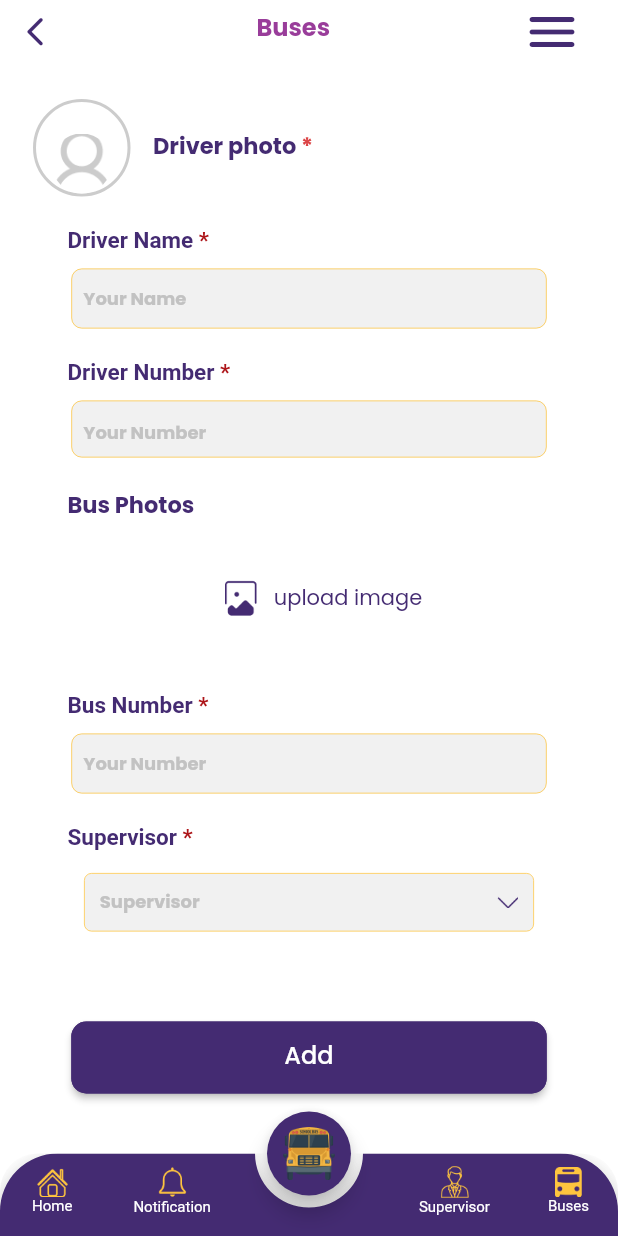
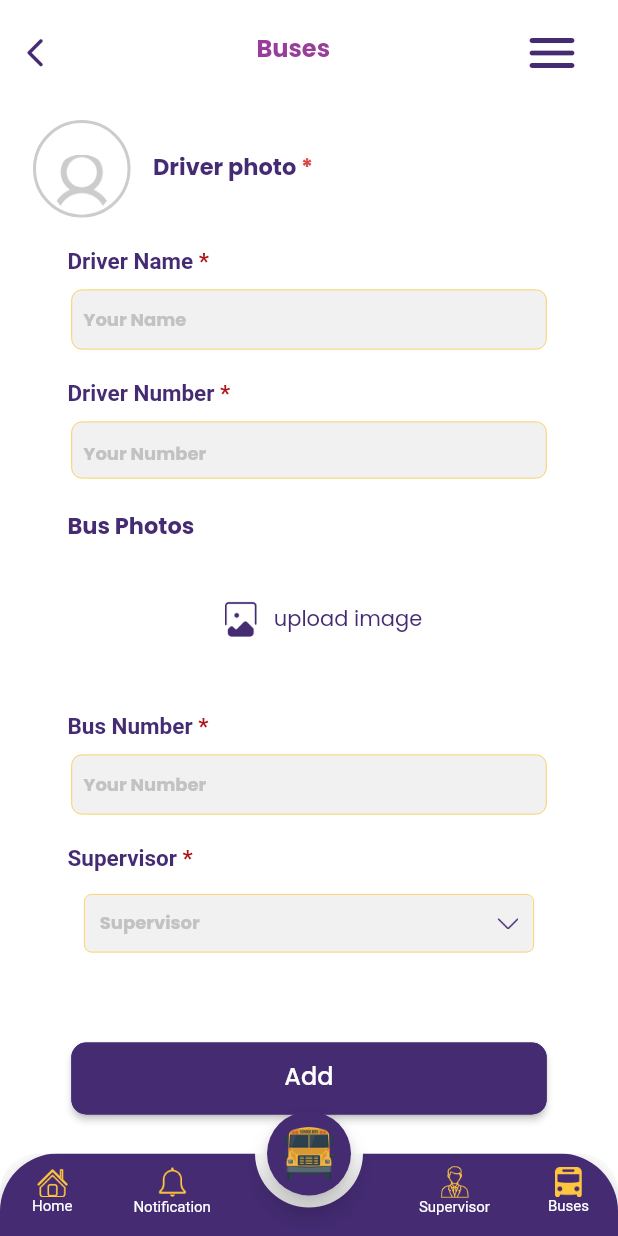
Before and after one commit to mohamedsalah918101/School-Bus, a Flutter app: the AddBus screen opened directly, on a phone screen of 412 x 824 dp. Run offline on Flutter 3.47's test engine with Material 2 defaults, Android fonts, the phone set to English and light mode, and no system bars; our stand-ins replace cloud_firestore, dotted_line, firebase_auth, firebase_core, firebase_dynamic_links, firebase_messaging and 14 more; missing offline and left inert: fdottedline_nullsafety, flutter_gif, flutter_phone_direct_caller, fluttercontactpicker, google_maps_place_picker_mb, google_places_autocomplete_text_field and 1 more; accounts and stored records are empty.

Commit message:
version 26/5

```diff
--- a/lib/screens/addBus.dart
+++ b/lib/screens/addBus.dart
@@ -244,18 +244,13 @@ class _AddBusState extends State<AddBus> {
           backgroundColor: const Color(0xFFFFFFFF),
           endDrawer: HomeDrawer(),
           body: LayoutBuilder(builder: (context, constrains) {
-            return SingleChildScrollView(
-              reverse: true,
-              child: Column(
-                mainAxisAlignment: MainAxisAlignment.start,
-                crossAxisAlignment: CrossAxisAlignment.start,
+            return Column(
               children: [
                 const SizedBox(
                   height: 15,
                 ),
                 Padding(
                 padding: const EdgeInsets.symmetric(horizontal: 12.0),
-                    child: InkWell(onTap: (){},
                 child: Row(mainAxisAlignment: MainAxisAlignment.spaceBetween,
                   children: [
                     Align(
@@ -309,7 +304,15 @@ class _AddBusState extends State<AddBus> {
                   ],
                 ),
               ),
-                  ),
+                Expanded(
+                  child: SingleChildScrollView(
+                    //reverse: true,
+                    child: Column(
+                      mainAxisAlignment: MainAxisAlignment.start,
+                      crossAxisAlignment: CrossAxisAlignment.start,
+                      children: [
+
+
 
                         // const SizedBox(
                         //   height: 10,
@@ -1025,7 +1028,7 @@ class _AddBusState extends State<AddBus> {
                                               // ! _driverNumber.text.isEmpty
                                                 && busnumbererror
                                                 //&& supervisorerror
-                                          && _selectedImagedriver != null && driverphotoerror
+                                                && _selectedImagedriver != null && driverphotoerror && items != null
                                                 //_selectedImage != null && _selectedImagebus != null
                                                 ){
 
@@ -1069,6 +1072,9 @@ class _AddBusState extends State<AddBus> {
                         Padding(padding: EdgeInsets.only(bottom: MediaQuery.of(context).viewInsets.bottom)),
                       ],
                     ),
+                  ),
+                ),
+              ],
             );
           }
           ),
--- a/lib/screens/busesScreen.dart
+++ b/lib/screens/busesScreen.dart
@@ -309,9 +309,7 @@ final _firestore = FirebaseFirestore.instance;
                             height: 20,
                           ),
 
-                          SizedBox(
-                            height: 20,
-                          ),
+
                           Padding(
                             padding: const EdgeInsets.symmetric(horizontal: 5.0),
                             child: Stack(
@@ -653,7 +651,7 @@ final _firestore = FirebaseFirestore.instance;
                                                           ),
                                                         ),
                                                         icon: Padding(
-                                                          padding: const EdgeInsets.only(left: 10),
+                                                          padding: const EdgeInsets.only(left: 12),
                                                           child: Icon(Icons.more_vert,
                                                               size: 30, color: Color(0xFF442B72)),
                                                         ),
--- a/lib/screens/sendInvitationScreen.dart
+++ b/lib/screens/sendInvitationScreen.dart
@@ -219,7 +219,6 @@ bool _nameEntered =true;
                       alignment: AlignmentDirectional.topEnd,
                       child: Padding(
                         padding: const EdgeInsets.symmetric(horizontal: 12.0),
-                        child: InkWell(onTap: (){},
                         child: Row(
                           children: [
                            GestureDetector(
@@ -246,6 +245,7 @@ bool _nameEntered =true;
                                          }
                                          kPickerNumber = kPickerNumber.replaceAll(' ', '');
                                          _phoneNumberController.text = kPickerNumber;
+                                         enteredPhoneNumber=kPickerNumber;
                                        });
                                      }
                                      // if(_phoneContact!.phoneNumber!.number!.isNotEmpty){
@@ -273,7 +273,6 @@ bool _nameEntered =true;
                           ),)
 
                           ],
-                          ),
                         ),
                       ),
                     ),
@@ -552,6 +551,8 @@ bool _nameEntered =true;
                                 initialCountryCode: 'EG', // Set initial country code if needed
                                 onChanged: (phone) {
                                   enteredPhoneNumber = phone.completeNumber;
+
+                                  // _phoneNumberController.text = phone.completeNumber;
                                   // Update the enteredPhoneNumber variable with the entered phone number
 
                                 },
```
Also changed, not shown: lib/screens/parentsScreen.dart (+3 -8 lines), lib/screens/supervisorScreen.dart (+7 -7 lines). Lines whose indentation alone changed are shown as unchanged.
